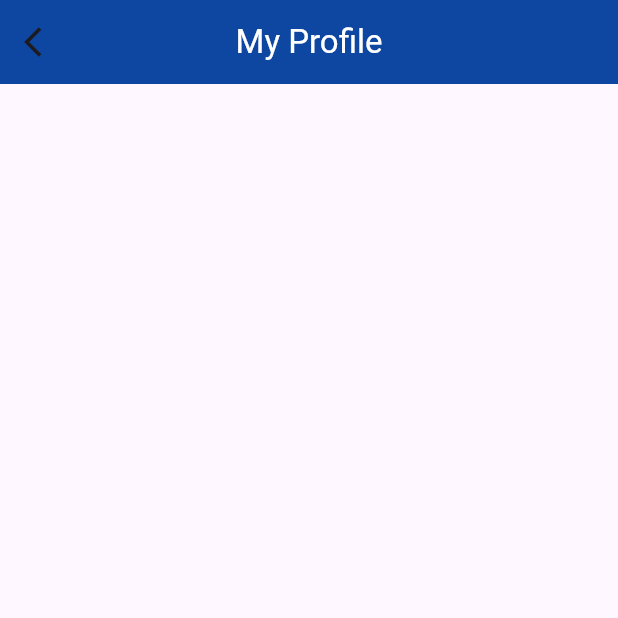
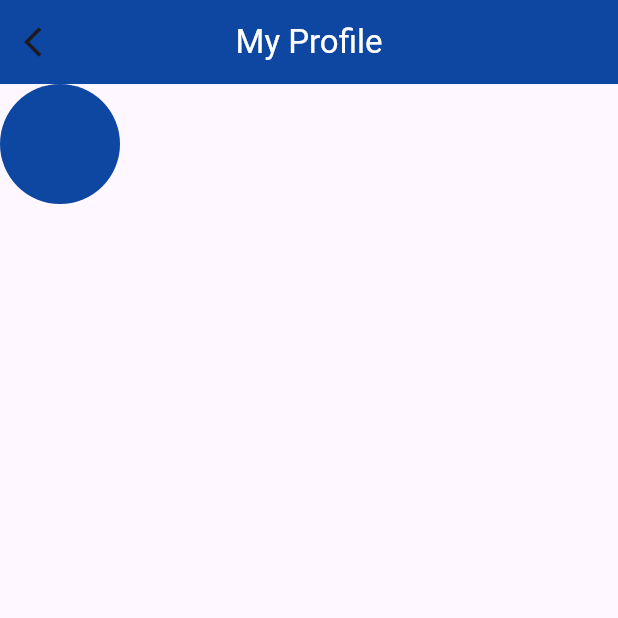
Before and after one commit to BruceLeeAnuragK/cart_app, a Flutter app: the MyProfilePage screen opened by its route, on a phone screen of 412 x 824 dp, the top half of it. Run offline on Flutter 3.47's test engine with Material 2 defaults, Android fonts, the phone set to English and light mode, and no system bars; our stand-ins replace animated_splash_screen, cloud_firestore, dio, firebase_core, get, get_storage and 1 more; accounts and stored records are empty; network calls fail; Roboto replaces fonts that are missing (Sofia).

Commit message:
11/10/2023 09:37

```diff
--- a/lib/helper/api_helper.dart
+++ b/lib/helper/api_helper.dart
@@ -4,10 +4,12 @@ import '../model/cart_model.dart';
 
 class APIHelper {
   APIHelper._();
+
   static final APIHelper apiHelper = APIHelper._();
-  String api = "https://dummyjson.com/products?limit=100";
+  String api = "https://dummyjson.com/products?limit=10";
 
   Dio dio = Dio();
+
   Future<List<Product>?> getData() async {
     Response response = await dio.get(api);
 
--- a/lib/provider/cartController.dart
+++ b/lib/provider/cartController.dart
@@ -1,3 +1,4 @@
+import 'package:cart_app/helper/api_helper.dart';
 import 'package:cart_app/model/cart_model.dart';
 import 'package:flutter/material.dart';
 import 'package:get/get.dart';
@@ -104,13 +105,13 @@ class CartController extends GetxController {
 
   // Sort cart items by brand in ascending order
   void sortCartByBrandAscending() {
-    cartitems.sort((a, b) => a.title.compareTo(b.brand));
+    cartitems.sort((a, b) => a.title.compareTo(b.title));
     update();
   }
 
   // Sort cart items by brand in descending order
   void sortCartByBrandDescending() {
-    cartitems.sort((a, b) => b.title.compareTo(a.brand));
+    cartitems.sort((a, b) => b.title.compareTo(a.title));
     update();
   }
 
--- a/lib/view/screen/my_profile_page.dart
+++ b/lib/view/screen/my_profile_page.dart
@@ -21,11 +21,19 @@ class MyProfilePage extends StatelessWidget {
         backgroundColor: Colors.blue.shade900,
         leading: IconButton(
           onPressed: () {
-            Get.find();
+            Get.back();
           },
           icon: Icon(Icons.arrow_back_ios),
         ),
       ),
+      body: Column(
+        children: [
+          CircleAvatar(
+            backgroundColor: Colors.blue.shade900,
+            radius: 40,
+          ),
+        ],
+      ),
     );
   }
 }
--- a/pubspec.yaml
+++ b/pubspec.yaml
@@ -42,6 +42,7 @@ dependencies:
   firebase_auth:
   cloud_firestore:
   provider:
+  rxdart:
 
 
 dev_dependencies:
```
Also changed, not shown: pubspec.lock.
